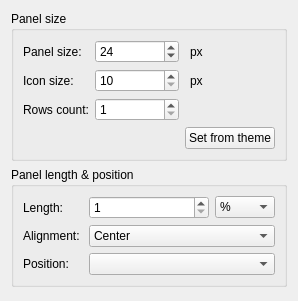
This is panel/config/configpaneldialog.ui in lxqt/lxqt-panel as Qt 5 draws it before an edit. The edited form follows.
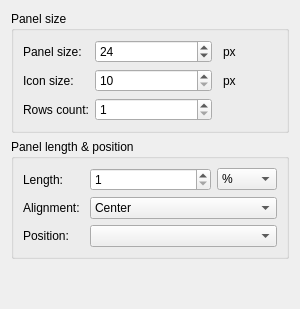
This is the edited form.

Commit message:
Removes "Set from theme" panel size button
It's not implemented. It puzzles the user.

The edit to the form file:
```diff
--- a/panel/config/configpaneldialog.ui
+++ b/panel/config/configpaneldialog.ui
@@ -6,8 +6,8 @@
    <rect>
     <x>0</x>
     <y>0</y>
-    <width>298</width>
-    <height>301</height>
+    <width>300</width>
+    <height>309</height>
    </rect>
   </property>
   <property name="windowTitle">
@@ -33,13 +33,6 @@
         </property>
        </widget>
       </item>
-      <item row="3" column="3">
-       <widget class="QPushButton" name="button_fromTheme">
-        <property name="text">
-         <string>Set from theme</string>
-        </property>
-       </widget>
-      </item>
       <item row="1" column="3">
        <widget class="QLabel" name="label_px">
         <property name="text">
```
